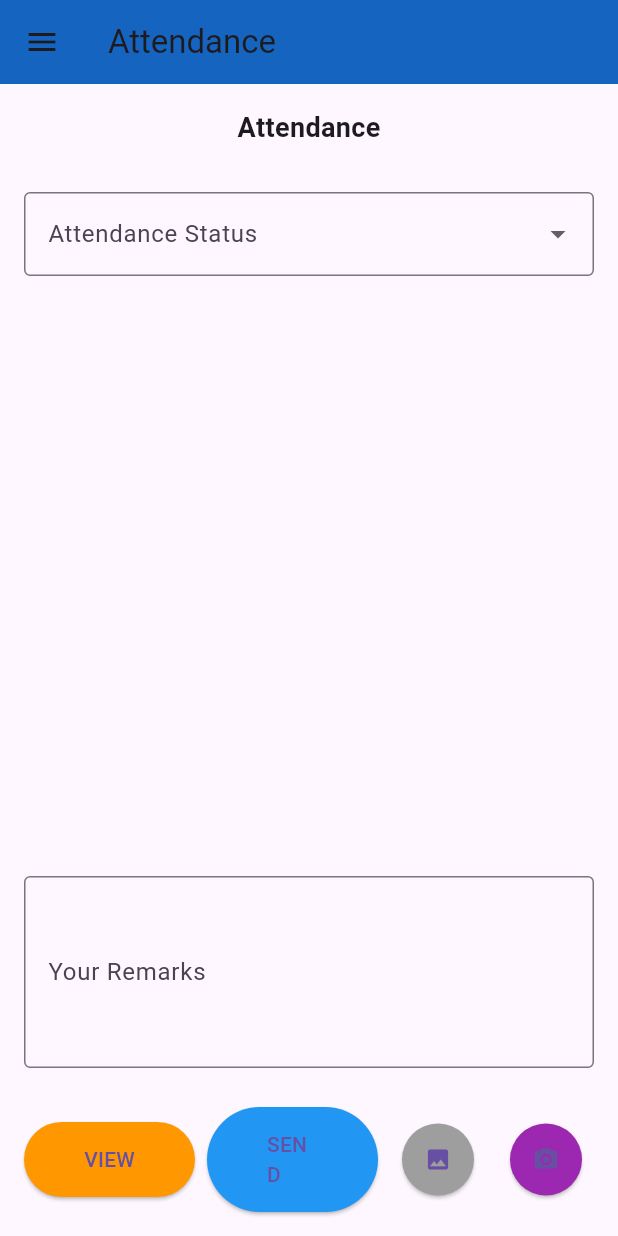
After one commit to hishamponnath/salesnrich_flutter_app, a Flutter app: the AttendanceScreen screen opened directly, on a phone screen of 412 x 824 dp. The commit adds this screen. Run offline on Flutter 3.47's test engine with Material 3 defaults, Android fonts, the light colour scheme and no system bars; our stand-ins replace shared_preferences; missing offline and left inert: flutter_phone_direct_caller; accounts and stored records are empty.

Commit message:
attendance screen and punchout screen finished without API

```diff
--- /dev/null
+++ b/lib/view/attendancescreen_view.dart
@@ -0,0 +1,102 @@
+import 'package:flutter/material.dart';
+import 'package:salesnrich_app_flutter/view/drawer_view.dart';
+
+class AttendanceScreen extends StatelessWidget {
+  const AttendanceScreen({Key? key}) : super(key: key);
+
+  @override
+  Widget build(BuildContext context) {
+    return Scaffold(
+      appBar: AppBar(
+        backgroundColor: Colors.blue[800],
+        title: const Text("Attendance"),
+      ),
+      drawer: const Drawer(child: Drawerclass()),
+      body: Padding(
+        padding: const EdgeInsets.all(16.0),
+        child: Column(
+          crossAxisAlignment: CrossAxisAlignment.center,
+          children: [
+            const Text(
+              "Attendance",
+              style: TextStyle(fontSize: 18, fontWeight: FontWeight.bold),
+            ),
+            const SizedBox(height: 30),
+            DropdownButtonFormField<String>(
+              decoration: const InputDecoration(
+                border: OutlineInputBorder(),
+                labelText: "Attendance Status",
+              ),
+              items: const [
+                DropdownMenuItem(value: "PRESENT", child: Text("PRESENT")),
+                DropdownMenuItem(value: "LEAVE/OFF", child: Text("LEAVE/OFF")),
+              ],
+              onChanged: (value) {},
+            ),
+            const SizedBox(height: 400),
+            const TextField(
+              decoration: InputDecoration(
+                border: OutlineInputBorder(),
+                labelText: "Your Remarks",
+              ),
+              maxLines: 4,
+            ),
+            const Spacer(),
+            Row(
+              mainAxisAlignment: MainAxisAlignment.spaceBetween,
+              children: [
+                Expanded(
+                  child: ElevatedButton(
+                    onPressed: () {},
+                    style: ElevatedButton.styleFrom(
+                      backgroundColor: Colors.orange,
+                      padding: const EdgeInsets.symmetric(
+                        horizontal: 40,
+                        vertical: 15,
+                      ),
+                    ),
+                    child: const Text("VIEW"),
+                  ),
+                ),
+                const SizedBox(width: 8),
+                Expanded(
+                  child: ElevatedButton(
+                    onPressed: () {},
+                    style: ElevatedButton.styleFrom(
+                      backgroundColor: Colors.blue,
+                      padding: const EdgeInsets.symmetric(
+                        horizontal: 40,
+                        vertical: 15,
+                      ),
+                    ),
+                    child: const Text("SEND"),
+                  ),
+                ),
+                const SizedBox(width: 8),
+                ElevatedButton(
+                  onPressed: () {},
+                  style: ElevatedButton.styleFrom(
+                    backgroundColor: Colors.grey,
+                    padding: const EdgeInsets.all(15),
+                    shape: const CircleBorder(),
+                  ),
+                  child: const Icon(Icons.photo),
+                ),
+                const SizedBox(width: 8),
+                ElevatedButton(
+                  onPressed: () {},
+                  style: ElevatedButton.styleFrom(
+                    backgroundColor: Colors.purple,
+                    padding: const EdgeInsets.all(15),
+                    shape: const CircleBorder(),
+                  ),
+                  child: const Icon(Icons.camera_alt),
+                ),
+              ],
+            ),
+          ],
+        ),
+      ),
+    );
+  }
+}
```
Also changed, not shown: lib/view/drawer_view.dart (+19 -0 lines), lib/view/punchoutscreen_view.dart (added, +90 -0 lines).
